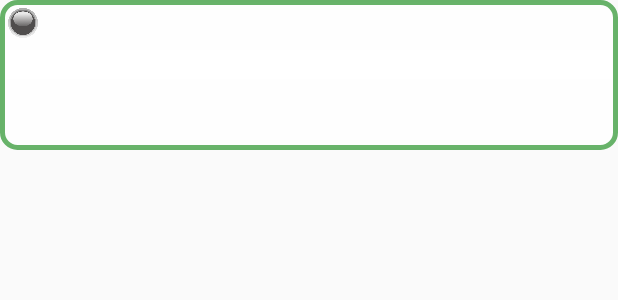
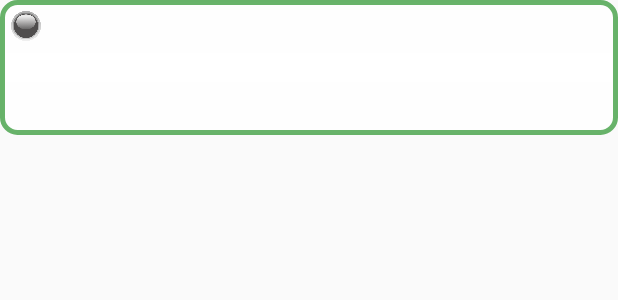
Before and after one commit to studag/wifi_42, an Android app: the layout wifi_connector_widget.xml on its own in the app's theme, with its tools: preview values and no code run, on a phone screen of 412 x 824 dp. Shown: the top 300 px of the screen. Run offline under Robolectric (Android 15) with nearby library versions, the phone set to English and light mode, and no system bars.

```diff
--- a/app/src/main/res/layout/wifi_connector_widget.xml
+++ b/app/src/main/res/layout/wifi_connector_widget.xml
@@ -2,7 +2,7 @@
 
     android:id="@+id/appwidget_main_body"
     android:layout_width="match_parent"
-    android:layout_height="100dp"
+    android:layout_height="90dp"
     android:background="@drawable/rounded_layout_shape"
     android:padding="@dimen/widget_margin"
     android:orientation="vertical">
@@ -15,8 +15,8 @@
             android:id="@+id/circle_on_off_image_Level_1"
             android:layout_width="20dp"
             android:layout_height="20dp"
-            android:layout_marginLeft="5dp"
-            android:layout_marginTop="5dp"
+            android:layout_marginLeft="7dp"
+            android:layout_marginTop="7dp"
             android:layout_marginRight="1dp"
             android:layout_marginBottom="4dp"
             android:src="@drawable/gray_circle" />
--- a/app/src/main/res/values/colors.xml
+++ b/app/src/main/res/values/colors.xml
@@ -5,5 +5,6 @@
     <color name="colorAccent">#1a279d</color>
     <color name="accent_device_default_light">#8e6c03</color>
     <color name="widget_default_green">#D94EA651</color>
+    <color name="widget_default_green_darker">#d90c580d</color>
     <color name="widget_default_white">#E6FFFFFF</color>
 </resources>
--- a/app/src/main/res/values/styles.xml
+++ b/app/src/main/res/values/styles.xml
@@ -3,9 +3,9 @@
     <!-- Base application theme. -->
     <style name="AppTheme" parent="Theme.AppCompat.Light.DarkActionBar">
         <!-- Customize your theme here. -->
-        <item name="colorPrimary">@color/colorPrimary</item>
-        <item name="colorPrimaryDark">@color/colorPrimaryDark</item>
-        <item name="colorAccent">@color/colorAccent</item>
+        <item name="colorPrimary">@color/widget_default_green</item>
+        <item name="colorPrimaryDark">@color/widget_default_green_darker</item>
+        <item name="colorAccent">@color/widget_default_white</item>
     </style>
 
     <style name="Wifi_42" parent="AppTheme" />
```
